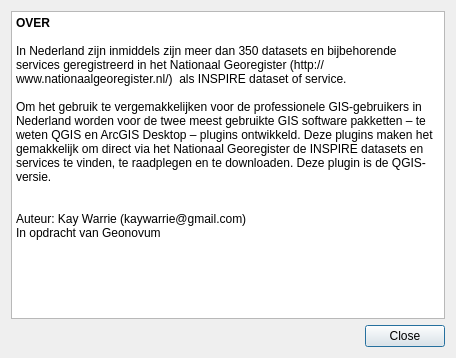
warrieka/inspireNL, file ui_inspireNL_dialog.ui: the form before one commit.
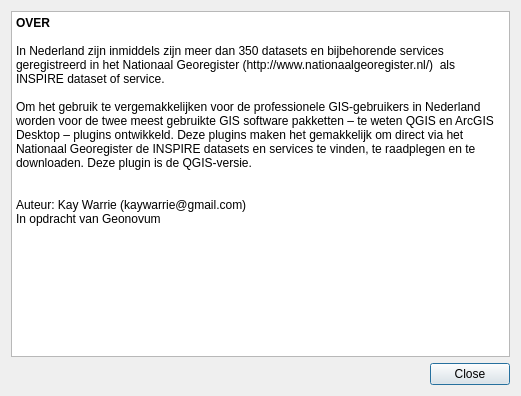
The form after the commit. Icons and pictures are not drawn.

```diff
--- a/ui_inspireNL_dialog.ui
+++ b/ui_inspireNL_dialog.ui
@@ -6,8 +6,8 @@
    <rect>
     <x>0</x>
     <y>0</y>
-    <width>456</width>
-    <height>358</height>
+    <width>521</width>
+    <height>396</height>
    </rect>
   </property>
   <property name="windowTitle">
@@ -24,16 +24,16 @@
       <string>&lt;!DOCTYPE HTML PUBLIC &quot;-//W3C//DTD HTML 4.0//EN&quot; &quot;http://www.w3.org/TR/REC-html40/strict.dtd&quot;&gt;
 &lt;html&gt;&lt;head&gt;&lt;meta name=&quot;qrichtext&quot; content=&quot;1&quot; /&gt;&lt;style type=&quot;text/css&quot;&gt;
 p, li { white-space: pre-wrap; }
-&lt;/style&gt;&lt;/head&gt;&lt;body style=&quot; font-family:'Ubuntu'; font-size:9pt; font-weight:400; font-style:normal;&quot;&gt;
-&lt;p style=&quot; margin-top:0px; margin-bottom:0px; margin-left:0px; margin-right:0px; -qt-block-indent:0; text-indent:0px;&quot;&gt;&lt;span style=&quot; font-weight:600;&quot;&gt;OVER&lt;/span&gt;&lt;/p&gt;
-&lt;p style=&quot;-qt-paragraph-type:empty; margin-top:0px; margin-bottom:0px; margin-left:0px; margin-right:0px; -qt-block-indent:0; text-indent:0px;&quot;&gt;&lt;br /&gt;&lt;/p&gt;
-&lt;p style=&quot; margin-top:0px; margin-bottom:0px; margin-left:0px; margin-right:0px; -qt-block-indent:0; text-indent:0px;&quot;&gt;In Nederland zijn inmiddels zijn meer dan 350 datasets en bijbehorende services geregistreerd in het Nationaal Georegister (http://www.nationaalgeoregister.nl/)  als INSPIRE dataset of service. &lt;/p&gt;
-&lt;p style=&quot;-qt-paragraph-type:empty; margin-top:0px; margin-bottom:0px; margin-left:0px; margin-right:0px; -qt-block-indent:0; text-indent:0px;&quot;&gt;&lt;br /&gt;&lt;/p&gt;
-&lt;p style=&quot; margin-top:0px; margin-bottom:0px; margin-left:0px; margin-right:0px; -qt-block-indent:0; text-indent:0px;&quot;&gt;Om het gebruik te vergemakkelijken voor de professionele GIS-gebruikers in Nederland worden voor de twee meest gebruikte GIS software pakketten – te weten QGIS en ArcGIS Desktop – plugins ontwikkeld. Deze plugins maken het gemakkelijk om direct via het Nationaal Georegister de INSPIRE datasets en services te vinden, te raadplegen en te downloaden. Deze plugin is de QGIS-versie.&lt;/p&gt;
-&lt;p style=&quot;-qt-paragraph-type:empty; margin-top:0px; margin-bottom:0px; margin-left:0px; margin-right:0px; -qt-block-indent:0; text-indent:0px;&quot;&gt;&lt;br /&gt;&lt;/p&gt;
-&lt;p style=&quot;-qt-paragraph-type:empty; margin-top:0px; margin-bottom:0px; margin-left:0px; margin-right:0px; -qt-block-indent:0; text-indent:0px;&quot;&gt;&lt;br /&gt;&lt;/p&gt;
-&lt;p style=&quot; margin-top:0px; margin-bottom:0px; margin-left:0px; margin-right:0px; -qt-block-indent:0; text-indent:0px;&quot;&gt;Auteur: Kay Warrie (kaywarrie@gmail.com) &lt;/p&gt;
-&lt;p style=&quot; margin-top:0px; margin-bottom:0px; margin-left:0px; margin-right:0px; -qt-block-indent:0; text-indent:0px;&quot;&gt;In opdracht van Geonovum&lt;/p&gt;&lt;/body&gt;&lt;/html&gt;</string>
+&lt;/style&gt;&lt;/head&gt;&lt;body style=&quot; font-family:'MS Shell Dlg 2'; font-size:7.8pt; font-weight:400; font-style:normal;&quot;&gt;
+&lt;p style=&quot; margin-top:0px; margin-bottom:0px; margin-left:0px; margin-right:0px; -qt-block-indent:0; text-indent:0px;&quot;&gt;&lt;span style=&quot; font-family:'Ubuntu'; font-size:9pt; font-weight:600;&quot;&gt;OVER&lt;/span&gt;&lt;/p&gt;
+&lt;p style=&quot;-qt-paragraph-type:empty; margin-top:0px; margin-bottom:0px; margin-left:0px; margin-right:0px; -qt-block-indent:0; text-indent:0px; font-family:'Ubuntu'; font-size:9pt;&quot;&gt;&lt;br /&gt;&lt;/p&gt;
+&lt;p style=&quot; margin-top:0px; margin-bottom:0px; margin-left:0px; margin-right:0px; -qt-block-indent:0; text-indent:0px;&quot;&gt;&lt;span style=&quot; font-family:'Ubuntu'; font-size:9pt;&quot;&gt;In Nederland zijn inmiddels zijn meer dan 350 datasets en bijbehorende services geregistreerd in het Nationaal Georegister (http://www.nationaalgeoregister.nl/)  als INSPIRE dataset of service. &lt;/span&gt;&lt;/p&gt;
+&lt;p style=&quot;-qt-paragraph-type:empty; margin-top:0px; margin-bottom:0px; margin-left:0px; margin-right:0px; -qt-block-indent:0; text-indent:0px; font-family:'Ubuntu'; font-size:9pt;&quot;&gt;&lt;br /&gt;&lt;/p&gt;
+&lt;p style=&quot; margin-top:0px; margin-bottom:0px; margin-left:0px; margin-right:0px; -qt-block-indent:0; text-indent:0px;&quot;&gt;&lt;span style=&quot; font-family:'Ubuntu'; font-size:9pt;&quot;&gt;Om het gebruik te vergemakkelijken voor de professionele GIS-gebruikers in Nederland worden voor de twee meest gebruikte GIS software pakketten – te weten QGIS en ArcGIS Desktop – plugins ontwikkeld. Deze plugins maken het gemakkelijk om direct via het Nationaal Georegister de INSPIRE datasets en services te vinden, te raadplegen en te downloaden. Deze plugin is de QGIS-versie.&lt;/span&gt;&lt;/p&gt;
+&lt;p style=&quot;-qt-paragraph-type:empty; margin-top:0px; margin-bottom:0px; margin-left:0px; margin-right:0px; -qt-block-indent:0; text-indent:0px; font-family:'Ubuntu'; font-size:9pt;&quot;&gt;&lt;br /&gt;&lt;/p&gt;
+&lt;p style=&quot;-qt-paragraph-type:empty; margin-top:0px; margin-bottom:0px; margin-left:0px; margin-right:0px; -qt-block-indent:0; text-indent:0px; font-family:'Ubuntu'; font-size:9pt;&quot;&gt;&lt;br /&gt;&lt;/p&gt;
+&lt;p style=&quot; margin-top:0px; margin-bottom:0px; margin-left:0px; margin-right:0px; -qt-block-indent:0; text-indent:0px;&quot;&gt;&lt;span style=&quot; font-family:'Ubuntu'; font-size:9pt;&quot;&gt;Auteur: Kay Warrie (kaywarrie@gmail.com) &lt;/span&gt;&lt;/p&gt;
+&lt;p style=&quot; margin-top:0px; margin-bottom:0px; margin-left:0px; margin-right:0px; -qt-block-indent:0; text-indent:0px;&quot;&gt;&lt;span style=&quot; font-family:'Ubuntu'; font-size:9pt;&quot;&gt;In opdracht van Geonovum&lt;/span&gt;&lt;/p&gt;&lt;/body&gt;&lt;/html&gt;</string>
      </property>
     </widget>
    </item>
```
